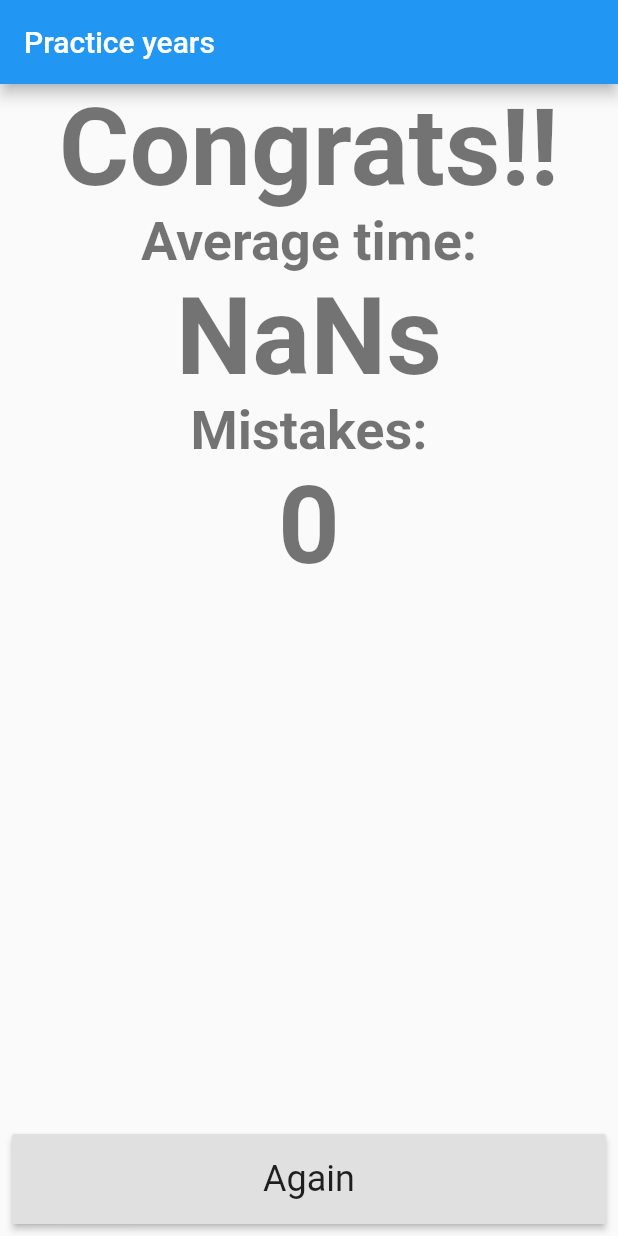
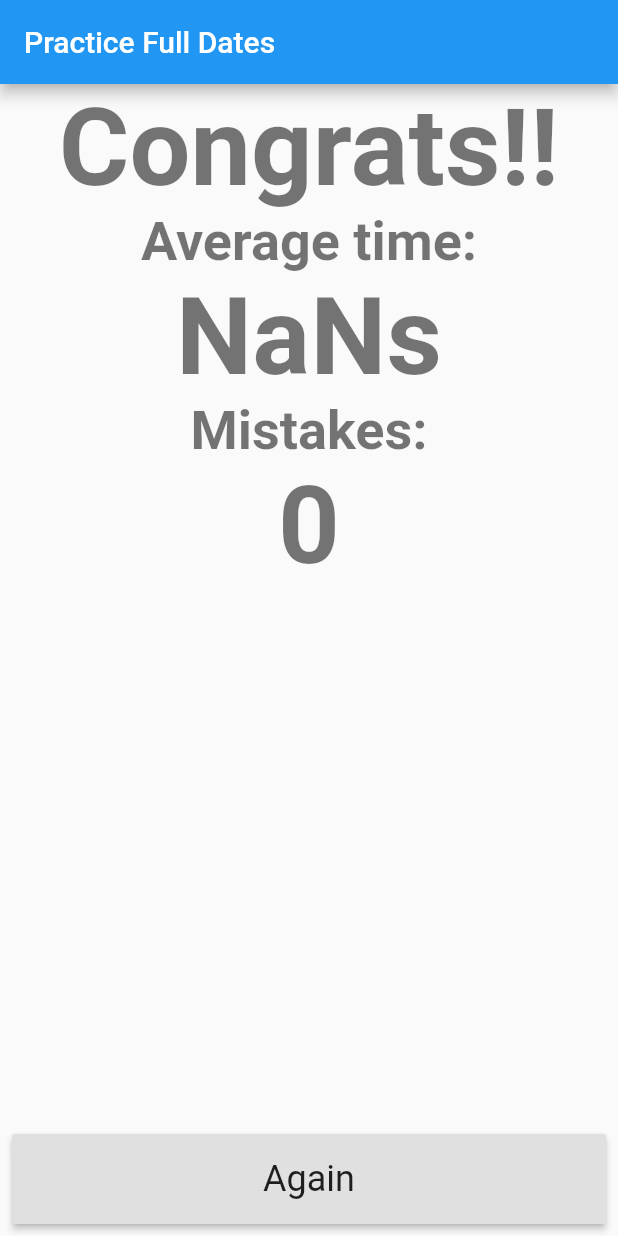
Before and after one commit to sebastian-steiner/wdf, a Flutter app: the PFullEnd screen opened directly with empty values, on a phone screen of 412 x 824 dp. Run offline on Flutter 3.47's test engine with Material 2 defaults, Android fonts, the phone set to English and light mode, and no system bars; our stand-ins replace auto_size_text, numberpicker; generated files the repository leaves out were written again.

Commit message:
Fix typos in pages

```diff
--- a/lib/p_century/p_century_end.dart
+++ b/lib/p_century/p_century_end.dart
@@ -12,7 +12,7 @@ class PCenturyEnd extends StatelessWidget {
   Widget build(BuildContext context) {
     return Scaffold(
       appBar: AppBar(
-        title: Text("Practice centuries"),
+        title: Text("Practice Centuries"),
       ),
       body: Container(
         child: Row(
--- a/lib/p_century/p_century_start.dart
+++ b/lib/p_century/p_century_start.dart
@@ -27,7 +27,7 @@ class _PCenturyStartState extends State<PCenturyStart> {
     return Scaffold(
       appBar: AppBar(
         title: Text(
-          "Practice centuries",
+          "Practice Centuries",
           style: Theme.of(context)
               .textTheme
               .headline3
--- a/lib/p_day_month/p_day_month_end.dart
+++ b/lib/p_day_month/p_day_month_end.dart
@@ -12,7 +12,7 @@ class PDayMonthEnd extends StatelessWidget {
   Widget build(BuildContext context) {
     return Scaffold(
       appBar: AppBar(
-        title: Text("Practice months"),
+        title: Text("Practice Day-Months"),
       ),
       body: Container(
         child: Row(
--- a/lib/p_day_month/p_day_month_start.dart
+++ b/lib/p_day_month/p_day_month_start.dart
@@ -25,7 +25,7 @@ class _PDayMonthStartState extends State<PDayMonthStart> {
     return Scaffold(
       appBar: AppBar(
         title: Text(
-          "Practice day-months",
+          "Practice Day-Months",
           style: Theme.of(context)
               .textTheme
               .headline3
--- a/lib/p_full/p_full.dart
+++ b/lib/p_full/p_full.dart
@@ -77,7 +77,7 @@ class _PFullState extends State<PFull> {
 
     return Scaffold(
       appBar: AppBar(
-        title: Text("Practice Full dates"),
+        title: Text("Practice Full Dates"),
       ),
       body: Row(
         mainAxisAlignment: MainAxisAlignment.center,
--- a/lib/p_full/p_full_end.dart
+++ b/lib/p_full/p_full_end.dart
@@ -12,7 +12,7 @@ class PFullEnd extends StatelessWidget {
   Widget build(BuildContext context) {
     return Scaffold(
       appBar: AppBar(
-        title: Text("Practice years"),
+        title: Text("Practice Full Dates"),
       ),
       body: Container(
         child: Row(
--- a/lib/p_full/p_full_start.dart
+++ b/lib/p_full/p_full_start.dart
@@ -33,7 +33,7 @@ class _PFullStartState extends State<PFullStart> {
     return Scaffold(
       appBar: AppBar(
         title: Text(
-          "Practice full date",
+          "Practice Full Dates",
           style: Theme.of(context)
               .textTheme
               .headline3
--- a/lib/p_month/p_month_end.dart
+++ b/lib/p_month/p_month_end.dart
@@ -12,7 +12,7 @@ class PMonthEnd extends StatelessWidget {
   Widget build(BuildContext context) {
     return Scaffold(
       appBar: AppBar(
-        title: Text("Practice months"),
+        title: Text("Practice Months"),
       ),
       body: Container(
         child: Row(
--- a/lib/p_month/p_month_start.dart
+++ b/lib/p_month/p_month_start.dart
@@ -25,7 +25,7 @@ class _PMonthStartState extends State<PMonthStart> {
     return Scaffold(
       appBar: AppBar(
         title: Text(
-          "Practice months",
+          "Practice Months",
           style: Theme.of(context)
               .textTheme
               .headline3
--- a/lib/p_year/p_year_end.dart
+++ b/lib/p_year/p_year_end.dart
@@ -12,7 +12,7 @@ class PYearEnd extends StatelessWidget {
   Widget build(BuildContext context) {
     return Scaffold(
       appBar: AppBar(
-        title: Text("Practice years"),
+        title: Text("Practice Years"),
       ),
       body: Container(
         child: Row(
--- a/lib/p_year/p_year_start.dart
+++ b/lib/p_year/p_year_start.dart
@@ -27,7 +27,7 @@ class _PYearStartState extends State<PYearStart> {
     return Scaffold(
       appBar: AppBar(
         title: Text(
-          "Practice years",
+          "Practice Years",
           style: Theme.of(context)
               .textTheme
               .headline3
```
